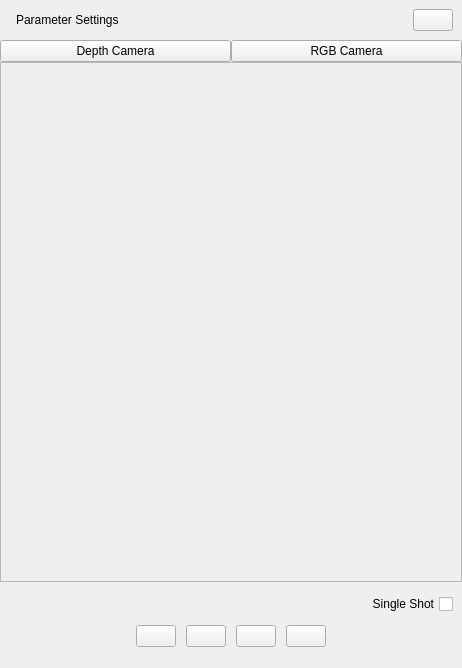
Old version of the form src/csviewer/parametersettings.ui in the repository Revopoint/3DViewer.
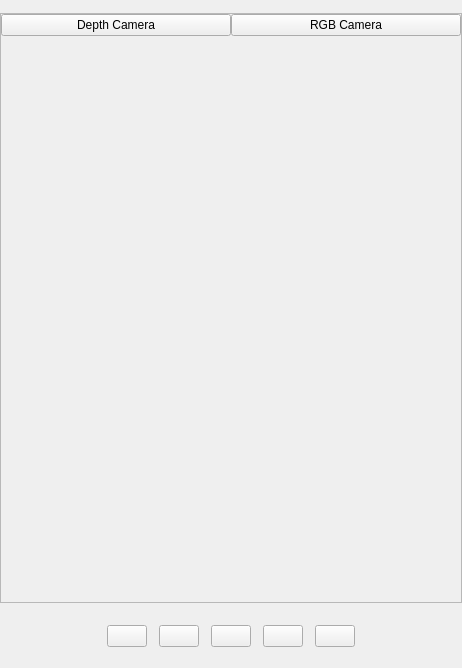
New version of the form. The open tabs and pages were chosen to show the change. Icons and pictures are not drawn.

Commit message: Modify UI style and layout

```diff
--- a/src/csviewer/parametersettings.ui
+++ b/src/csviewer/parametersettings.ui
@@ -15,7 +15,7 @@
   </property>
   <layout class="QVBoxLayout" name="verticalLayout">
    <property name="spacing">
-    <number>0</number>
+    <number>1</number>
    </property>
    <property name="leftMargin">
     <number>0</number>
@@ -30,117 +30,23 @@
     <number>0</number>
    </property>
    <item>
-    <widget class="QFrame" name="cameraTopItem">
+    <widget class="QWidget" name="cameraTopItem" native="true">
      <layout class="QHBoxLayout" name="horizontalLayout_4">
       <property name="spacing">
        <number>0</number>
       </property>
-      <item>
-       <widget class="QLabel" name="iconLabel">
-        <property name="text">
-         <string/>
-        </property>
-       </widget>
-      </item>
-      <item>
-       <widget class="QLabel" name="paraSettingsLabel">
-        <property name="text">
-         <string>Parameter Settings</string>
-        </property>
-       </widget>
-      </item>
-      <item>
-       <spacer name="horizontalSpacer_2">
-        <property name="orientation">
-         <enum>Qt::Horizontal</enum>
-        </property>
-        <property name="sizeHint" stdset="0">
-         <size>
-          <width>40</width>
-          <height>20</height>
-         </size>
-        </property>
-       </spacer>
-      </item>
-      <item>
-       <widget class="QPushButton" name="closeButton">
-        <property name="text">
-         <string/>
-        </property>
-        <property name="icon">
-         <iconset resource="3dviewer.qrc">
-          <normaloff>:/resources/double_arrow_down.png</normaloff>:/resources/double_arrow_down.png</iconset>
-        </property>
-       </widget>
-      </item>
-     </layout>
-    </widget>
-   </item>
-   <item>
-    <widget class="QWidget" name="widget" native="true">
-     <layout class="QHBoxLayout" name="horizontalLayout">
-      <property name="spacing">
-       <number>0</number>
-      </property>
       <property name="leftMargin">
-       <number>0</number>
+       <number>20</number>
       </property>
       <property name="topMargin">
-       <number>0</number>
+       <number>6</number>
       </property>
       <property name="rightMargin">
-       <number>0</number>
+       <number>14</number>
       </property>
       <property name="bottomMargin">
-       <number>0</number>
+       <number>6</number>
       </property>
-      <item>
-       <widget class="QPushButton" name="depthCameraButton">
-        <property name="text">
-         <string>Depth Camera</string>
-        </property>
-        <property name="icon">
-         <iconset resource="3dviewer.qrc">
-          <normaloff>:/resources/camera_normal.png</normaloff>
-          <activeon>:/resources/camera_active.png</activeon>
-          <selectedon>:/resources/camera_active.png</selectedon>:/resources/camera_normal.png</iconset>
-        </property>
-        <property name="iconSize">
-         <size>
-          <width>25</width>
-          <height>19</height>
-         </size>
-        </property>
-        <property name="checkable">
-         <bool>true</bool>
-        </property>
-        <property name="checked">
-         <bool>false</bool>
-        </property>
-       </widget>
-      </item>
-      <item>
-       <widget class="QPushButton" name="rgbCameraButton">
-        <property name="text">
-         <string>RGB Camera</string>
-        </property>
-        <property name="icon">
-         <iconset>
-          <selectedoff>:/resources/camera_normal.png</selectedoff>
-          <selectedon>:/resources/camera_active.png</selectedon>
-         </iconset>
-        </property>
-        <property name="iconSize">
-         <size>
-          <width>25</width>
-          <height>19</height>
-         </size>
-        </property>
-        <property name="checkable">
-         <bool>true</bool>
-        </property>
-       </widget>
-      </item>
      </layout>
     </widget>
    </item>
@@ -155,9 +61,15 @@
         <x>0</x>
         <y>0</y>
         <width>460</width>
-        <height>497</height>
+        <height>570</height>
        </rect>
       </property>
+      <property name="sizePolicy">
+       <sizepolicy hsizetype="Expanding" vsizetype="Expanding">
+        <horstretch>0</horstretch>
+        <verstretch>0</verstretch>
+       </sizepolicy>
+      </property>
       <layout class="QVBoxLayout" name="verticalLayout_2">
        <property name="leftMargin">
         <number>0</number>
@@ -171,6 +83,62 @@
        <property name="bottomMargin">
         <number>0</number>
        </property>
+       <item>
+        <widget class="QWidget" name="widget" native="true">
+         <layout class="QHBoxLayout" name="horizontalLayout">
+          <property name="spacing">
+           <number>0</number>
+          </property>
+          <property name="leftMargin">
+           <number>0</number>
+          </property>
+          <property name="topMargin">
+           <number>0</number>
+          </property>
+          <property name="rightMargin">
+           <number>0</number>
+          </property>
+          <property name="bottomMargin">
+           <number>0</number>
+          </property>
+          <item>
+           <widget class="QPushButton" name="depthCameraButton">
+            <property name="text">
+             <string>Depth Camera</string>
+            </property>
+            <property name="iconSize">
+             <size>
+              <width>25</width>
+              <height>19</height>
+             </size>
+            </property>
+            <property name="checkable">
+             <bool>true</bool>
+            </property>
+            <property name="checked">
+             <bool>false</bool>
+            </property>
+           </widget>
+          </item>
+          <item>
+           <widget class="QPushButton" name="rgbCameraButton">
+            <property name="text">
+             <string>RGB Camera</string>
+            </property>
+            <property name="iconSize">
+             <size>
+              <width>25</width>
+              <height>19</height>
+             </size>
+            </property>
+            <property name="checkable">
+             <bool>true</bool>
+            </property>
+           </widget>
+          </item>
+         </layout>
+        </widget>
+       </item>
        <item>
         <widget class="QStackedWidget" name="stackedWidget">
          <widget class="QWidget" name="depthParaPage">
@@ -179,28 +147,28 @@
             <number>10</number>
            </property>
            <property name="leftMargin">
-            <number>0</number>
+            <number>15</number>
            </property>
            <property name="topMargin">
-            <number>15</number>
+            <number>0</number>
            </property>
            <property name="rightMargin">
-            <number>0</number>
+            <number>15</number>
            </property>
            <property name="bottomMargin">
-            <number>15</number>
+            <number>0</number>
            </property>
            <item>
             <widget class="QWidget" name="depthParaWidget" native="true">
              <layout class="QVBoxLayout" name="depthParaLayout">
               <property name="spacing">
-               <number>12</number>
+               <number>10</number>
               </property>
               <property name="leftMargin">
                <number>0</number>
               </property>
               <property name="topMargin">
-               <number>10</number>
+               <number>20</number>
               </property>
               <property name="rightMargin">
                <number>0</number>
@@ -309,13 +277,13 @@
          <widget class="QWidget" name="rgbParaPage">
           <layout class="QVBoxLayout" name="verticalLayout_3">
            <property name="leftMargin">
-            <number>0</number>
+            <number>15</number>
            </property>
            <property name="topMargin">
             <number>0</number>
            </property>
            <property name="rightMargin">
-            <number>0</number>
+            <number>15</number>
            </property>
            <property name="bottomMargin">
             <number>0</number>
@@ -323,9 +291,18 @@
            <item>
             <widget class="QWidget" name="rgbParaWidget" native="true">
              <layout class="QVBoxLayout" name="rgbParaLayout">
+              <property name="spacing">
+               <number>10</number>
+              </property>
+              <property name="leftMargin">
+               <number>0</number>
+              </property>
               <property name="topMargin">
                <number>20</number>
               </property>
+              <property name="rightMargin">
+               <number>0</number>
+              </property>
              </layout>
             </widget>
            </item>
@@ -365,21 +342,11 @@
       <property name="bottomMargin">
        <number>12</number>
       </property>
-      <item>
-       <widget class="QCheckBox" name="singleShotCheckBox">
-        <property name="layoutDirection">
-         <enum>Qt::RightToLeft</enum>
-        </property>
-        <property name="text">
-         <string>Single Shot</string>
-        </property>
-       </widget>
-      </item>
       <item>
        <widget class="QWidget" name="cameraBtnCtlArea" native="true">
         <layout class="QHBoxLayout" name="horizontalLayout_5">
          <property name="spacing">
-          <number>10</number>
+          <number>12</number>
          </property>
          <item>
           <spacer name="horizontalSpacer_4">
@@ -401,9 +368,24 @@
            </property>
            <property name="icon">
             <iconset resource="3dviewer.qrc">
-             <normaloff>:/resources/resume_stream.png</normaloff>
-             <activeon>:/resources/pause_stream.png</activeon>
-             <selectedon>:/resources/pause_stream.png</selectedon>:/resources/resume_stream.png</iconset>
+             <normaloff>:/resources/start_stream.png</normaloff>:/resources/start_stream.png</iconset>
+           </property>
+           <property name="iconSize">
+            <size>
+             <width>32</width>
+             <height>32</height>
+            </size>
+           </property>
+          </widget>
+         </item>
+         <item>
+          <widget class="QPushButton" name="pushButton">
+           <property name="text">
+            <string/>
+           </property>
+           <property name="icon">
+            <iconset resource="3dviewer.qrc">
+             <normaloff>:/resources/stop_stream.png</normaloff>:/resources/stop_stream.png</iconset>
            </property>
            <property name="iconSize">
             <size>
@@ -420,7 +402,7 @@
            </property>
            <property name="icon">
             <iconset resource="3dviewer.qrc">
-             <normaloff>:/resources/camera.png</normaloff>:/resources/camera.png</iconset>
+             <normaloff>:/resources/single_shot.png</normaloff>:/resources/single_shot.png</iconset>
            </property>
            <property name="iconSize">
             <size>
@@ -437,7 +419,7 @@
            </property>
            <property name="icon">
             <iconset resource="3dviewer.qrc">
-             <normaloff>:/resources/save_large.png</normaloff>:/resources/save_large.png</iconset>
+             <normaloff>:/resources/save.png</normaloff>:/resources/save.png</iconset>
            </property>
            <property name="iconSize">
             <size>
@@ -454,7 +436,7 @@
            </property>
            <property name="icon">
             <iconset resource="3dviewer.qrc">
-             <normaloff>:/resources/video.png</normaloff>:/resources/video.png</iconset>
+             <normaloff>:/resources/vedio.png</normaloff>:/resources/vedio.png</iconset>
            </property>
            <property name="iconSize">
             <size>
```
The commit also changes 84 other files.
